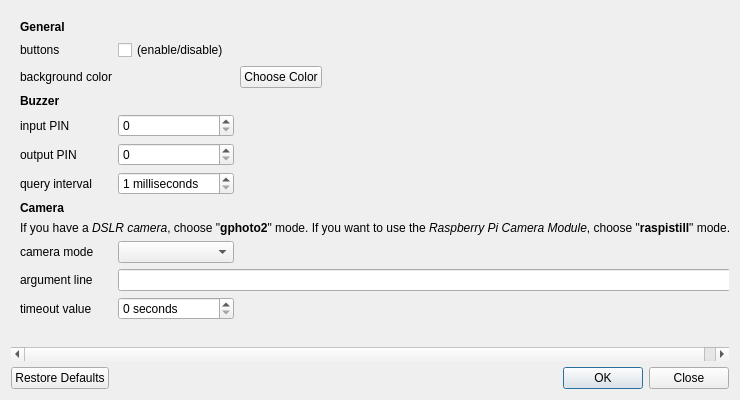
Before: the Qt Designer form preferences.ui in tomikais/fotobox, drawn with Qt 5.
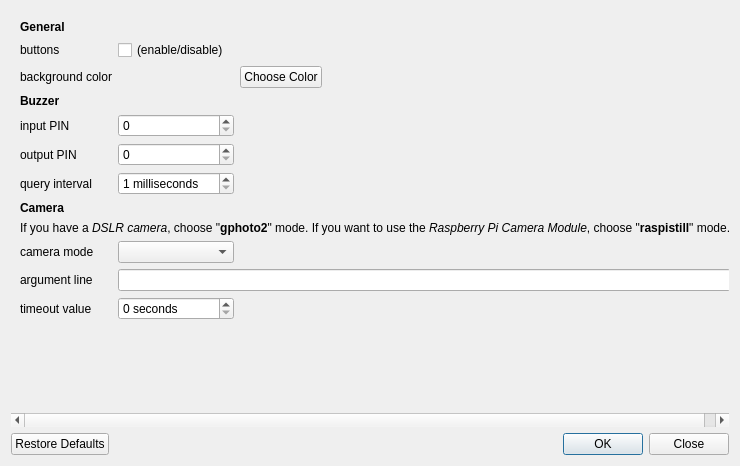
After: the same form once the commit is applied.

```diff
--- a/preferences.ui
+++ b/preferences.ui
@@ -8,7 +8,7 @@
     <x>0</x>
     <y>0</y>
     <width>740</width>
-    <height>400</height>
+    <height>466</height>
    </rect>
   </property>
   <property name="mouseTracking">
@@ -34,8 +34,8 @@
        <rect>
         <x>0</x>
         <y>0</y>
-        <width>722</width>
-        <height>353</height>
+        <width>828</width>
+        <height>402</height>
        </rect>
       </property>
       <property name="mouseTracking">
```
